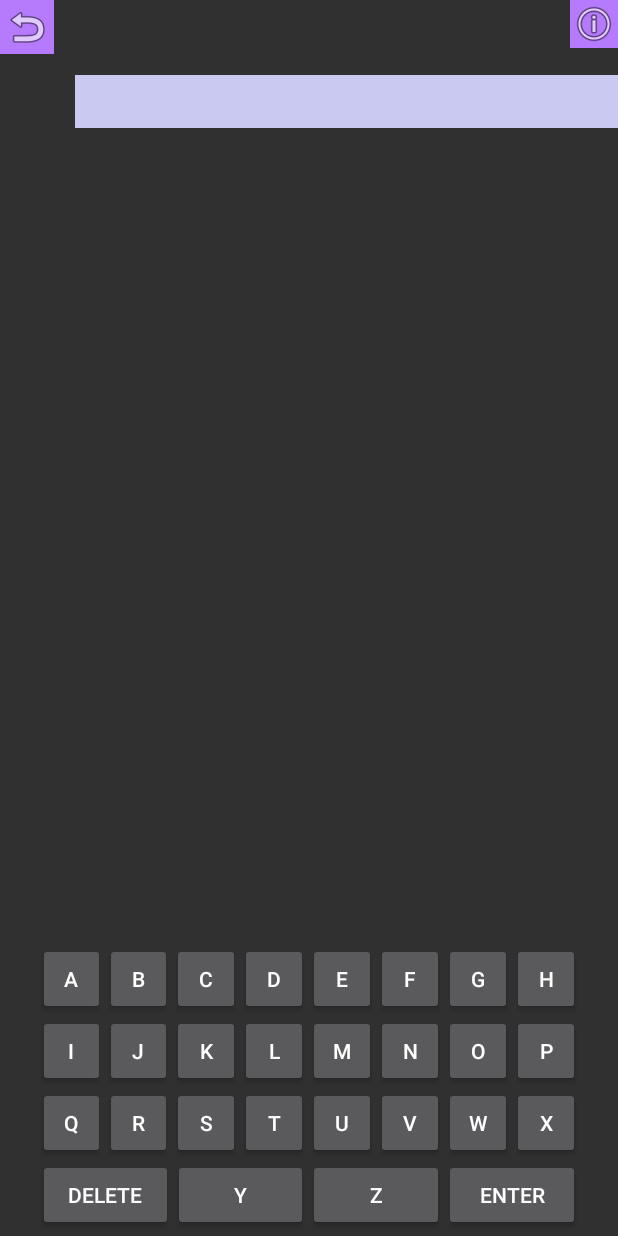
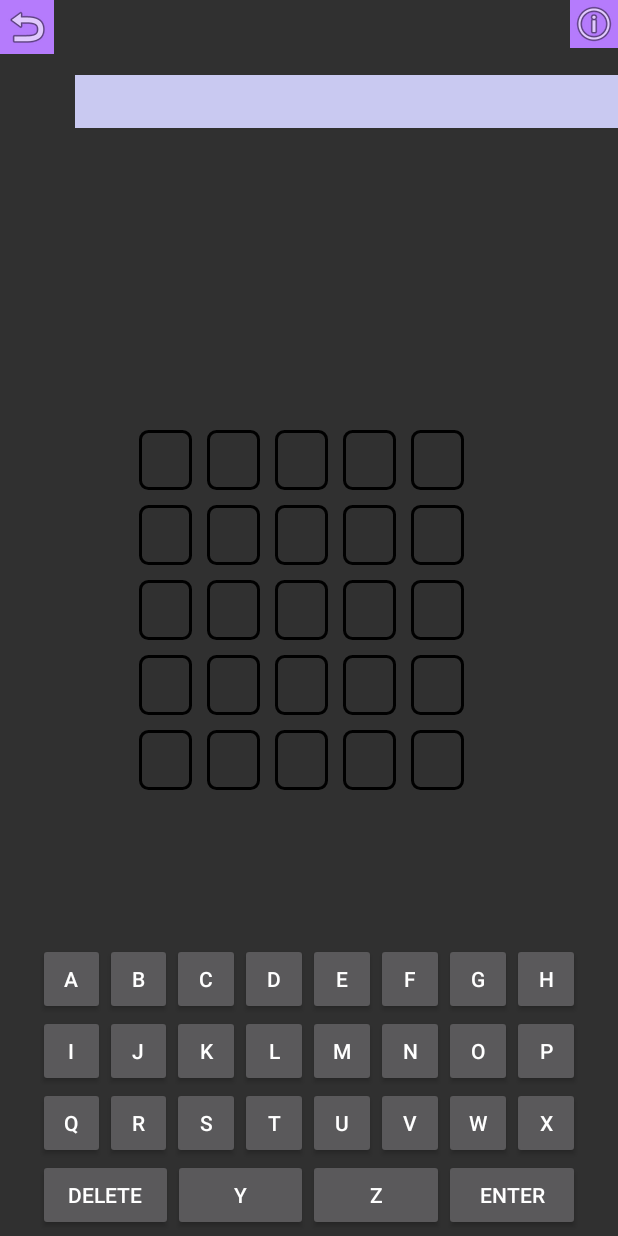
Before and after one commit to Anupama1912/CS2340-gameSuite, an Android app: the WordleActivity screen opened directly, with no data from a screen before it, on a phone screen of 412 x 824 dp. Run offline under Robolectric (Android 15) with nearby library versions, the phone set to English and light mode, and no system bars.

Commit message:
wordle board attached to wordle screen

```diff
--- /dev/null
+++ b/GameSuite2/app/src/main/res/drawable/wordleboxes.xml
@@ -0,0 +1,6 @@
+<?xml version="1.0" encoding="utf-8"?>
+<shape xmlns:android="http://schemas.android.com/apk/res/android">
+    <stroke android:width="2dp"  android:color="@color/black"/>
+    <corners android:radius="5dp"/>
+
+</shape>
--- a/GameSuite2/app/src/main/res/layout/activity_wordle.xml
+++ b/GameSuite2/app/src/main/res/layout/activity_wordle.xml
@@ -28,6 +28,12 @@
         android:orientation="vertical"
         android:padding="5dp" />
 
+    <include
+        android:layout_height="wrap_content"
+        android:layout_width="wrap_content"
+        android:layout_gravity="center"
+        layout="@layout/wordleboard" />
+
     <com.example.gamesuite.KeyboardClass
         android:id="@+id/keyboard"
         android:layout_width="361dp"
```
